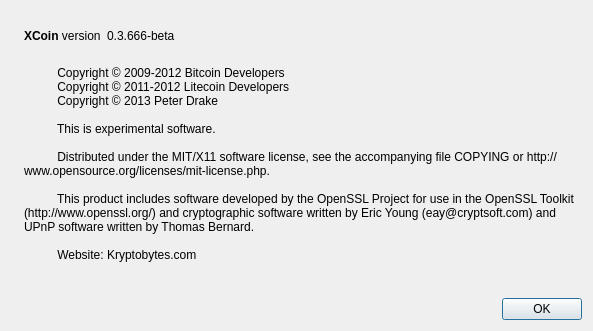
Old version of the form src/qt/forms/aboutdialog.ui in the repository kryptobytes/test.
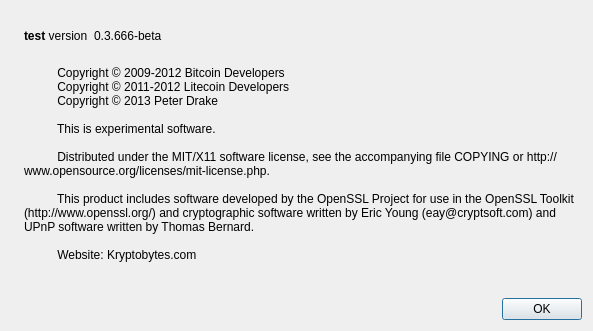
New version of the form. Icons and pictures are not drawn.

The edit to the form file:
```diff
--- a/src/qt/forms/aboutdialog.ui
+++ b/src/qt/forms/aboutdialog.ui
@@ -50,7 +50,7 @@
           <cursorShape>IBeamCursor</cursorShape>
          </property>
          <property name="text">
-          <string>&lt;b&gt;XCoin&lt;/b&gt; version</string>
+          <string>&lt;b&gt;test&lt;/b&gt; version</string>
          </property>
          <property name="textInteractionFlags">
           <set>Qt::LinksAccessibleByMouse|Qt::TextSelectableByKeyboard|Qt::TextSelectableByMouse</set>
```
Left out of the diff: 2 changed lines with no effect on the pictures.
